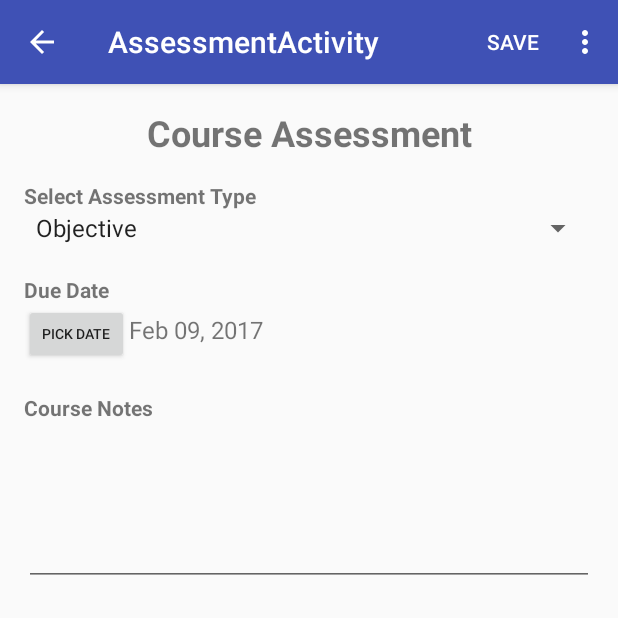
After one commit to hreid3/-wgu-mobile-app, an Android app: the AssessmentActivity screen opened directly, with no data from a screen before it, on a phone screen of 412 x 824 dp, the top half of it. The commit adds this screen. Run offline under Robolectric (Android 15) with nearby library versions, the phone set to English and light mode, and no system bars; libraries missing offline, so code that uses them is left out: com.j256.ormlite; 1 statement that could not run was skipped.

Commit message:
assessments saving

```diff
--- /dev/null
+++ b/app/src/main/java/edu/wgu/hreid6/wgugo/AssessmentActivity.java
@@ -0,0 +1,170 @@
+package edu.wgu.hreid6.wgugo;
+
+import android.content.Intent;
+import android.os.Bundle;
+import android.support.design.widget.FloatingActionButton;
+import android.support.design.widget.Snackbar;
+import android.support.v7.widget.Toolbar;
+import android.view.Menu;
+import android.view.MenuItem;
+import android.view.ViewGroup;
+import android.widget.ArrayAdapter;
+import android.widget.EditText;
+import android.widget.Spinner;
+import android.widget.TextView;
+
+import java.sql.SQLException;
+import java.util.Calendar;
+
+import edu.wgu.hreid6.wgugo.data.model.Assessment;
+import edu.wgu.hreid6.wgugo.data.model.Course;
+import edu.wgu.hreid6.wgugo.data.model.Graduate;
+
+import static android.util.Log.e;
+import static android.util.Log.i;
+import static edu.wgu.hreid6.wgugo.FormHelper.getDateFromTextView;
+import static edu.wgu.hreid6.wgugo.FormHelper.getDisplayDate;
+
+public class AssessmentActivity extends BaseAndroidActivity {
+
+    private ViewGroup viewGroup;
+
+    @Override
+    protected void onCreate(Bundle savedInstanceState) {
+        super.onCreate(savedInstanceState);
+        setContentView(R.layout.activity_assessment);
+        this.viewGroup = (ViewGroup) findViewById(R.id.layout_content_assessment);
+
+        Toolbar toolbar = (Toolbar) findViewById(R.id.toolbar);
+        setSupportActionBar(toolbar);
+
+        FloatingActionButton fab = (FloatingActionButton) findViewById(R.id.fab);
+        getSupportActionBar().setDisplayHomeAsUpEnabled(true);
+
+        Spinner statuses = (Spinner) findViewById(R.id.fld_assessment_type);
+        ArrayAdapter<Assessment.TYPE> adapter =new ArrayAdapter<>(this, android.R.layout.simple_spinner_item, Assessment.TYPE.values());
+        adapter.setDropDownViewResource(android.R.layout.simple_spinner_dropdown_item);
+        statuses.setAdapter(adapter);
+        final Calendar c = Calendar.getInstance();
+        int year = c.get(Calendar.YEAR);
+        int month = c.get(Calendar.MONTH);
+        int day = c.get(Calendar.DAY_OF_MONTH);
+
+        ((TextView)findViewById(R.id.ro_due_date)).setText(getDisplayDate(year, month, day));
+
+        Integer assessmentId = getIntent().getIntExtra(ASSESSMENT_ID, -1);
+        if (!(assessmentId < 0)) {
+            Assessment assessment = null;
+            try {
+                assessment = assessmentDao.getById(assessmentId);
+            } catch (SQLException e) {
+                e(getLocalClassName(), "no assessment with id " + assessmentId, e);
+            }
+            if (assessment != null) {
+                TextView textView = (TextView)findViewById(R.id.id_assessment);
+                textView.setText(assessmentId.toString());
+                TextView dueDate = (TextView) findViewById(R.id.ro_due_date);
+                TextView assessmentsNotes = (EditText) findViewById(R.id.fld_notes);
+
+                assessmentsNotes.setText(assessment.getNotes() != null ? assessment.getNotes() : "");
+
+                if (assessment.getDueDate() != null) {
+                    dueDate.setText(getDisplayDate(assessment.getDueDate()));
+                }
+                for(int i=0; i < Assessment.TYPE.values().length; i++) {
+                    if (assessment.getType() == Assessment.TYPE.values()[i]) {
+                        statuses.setSelection(i, true);
+                        break;
+                    }
+                }
+            }
+        }
+    }
+    @Override
+    public boolean onCreateOptionsMenu(Menu menu) {
+        // Inflate the menu; this addsc items to the action bar if it is present.
+        getMenuInflater().inflate(R.menu.menu_main, menu);
+        menu.add(0, MENU_ITEM_SAVE_ASSESSMENT, 100, R.string.save);
+        menu.findItem(MENU_ITEM_SAVE_ASSESSMENT).setShowAsAction(MenuItem.SHOW_AS_ACTION_ALWAYS | MenuItem.SHOW_AS_ACTION_WITH_TEXT);
+        return super.onCreateOptionsMenu(menu);
+    }
+
+    @Override
+    public void onBackPressed() {
+        // your code.
+        super.onBackPressed();
+        Intent intent = new Intent(this, CourseDetailActivity.class);
+        Integer i = getIntent().getIntExtra(COURSE_ID, -1);
+        intent.putExtra(COURSE_ID, i);
+        startActivity(intent);
+        finish();
+    }
+
+    @Override
+    public boolean onOptionsItemSelected(MenuItem item) {
+        // Handle action bar item clicks here. The action bar will
+        // automatically handle clicks on the Home/Up button, so long
+        // as you specify a parent activity in AndroidManifest.xml.
+
+        int id = item.getItemId();
+        Intent intent = new Intent(this, CourseDetailActivity.class);
+        switch (id) {
+            case android.R.id.home:
+                Integer i = getIntent().getIntExtra(COURSE_ID, -1);
+                intent.putExtra(COURSE_ID, i);
+                startActivity(intent);
+                return true;
+            case MENU_ITEM_SAVE_ASSESSMENT:
+                Snackbar.make(getViewGroup(), "Saving...", Snackbar.LENGTH_LONG).setAction("Action", null).show(); // Progress
+                // Validate form
+                try {
+                    // Title cannot be empty
+                    // Start Date and End dates cannot be empty
+                    // End must not be less than start date
+                    // Course mentor cannot be null
+                    TextView dueDate = (TextView) viewGroup.findViewById(R.id.ro_due_date);
+                    Spinner type = (Spinner) viewGroup.findViewById(R.id.fld_assessment_type);
+                    EditText notes = (EditText) viewGroup.findViewById(R.id.fld_notes);
+
+                    if (true) {
+//                        Graduate graduate = getGraduate();
+                        Course course = courseDao.getById(getIntent().getIntExtra(COURSE_ID, -1));
+                        Assessment assessment = null;
+                        TextView anIdFld = (TextView)viewGroup.findViewById(R.id.id_assessment);
+                        if ( anIdFld != null && anIdFld.getText() != null && anIdFld.getText().toString().length() > 0) {
+                            assessment = assessmentDao.getById(Integer.parseInt(anIdFld.getText().toString()));
+                        } else {
+                            assessment = new Assessment();
+                        }
+                        assessment.setDueDate(getDateFromTextView(dueDate));
+                        if (notes.getText() != null && notes.getText().length() > 0) {
+                            course.setCourseNotes(notes.getText().toString());
+                        }
+
+                        assessment.setType((Assessment.TYPE)type.getSelectedItem());
+                        assessment.setCourse(course);
+
+                        if (assessmentDao.createOrUpdate(assessment)) {
+                            i(getLocalClassName(), "create or update for assessment success:  " + course.getTitle());
+                            saySomething("Course successfully saved.");
+                            intent.putExtra(COURSE_ID, course.getId());
+                            intent.putExtra(ASSESSMENT_ID, assessment.getId());
+                            startActivity(intent);
+                        }
+                    } else {
+                        return false;
+                    }
+                } catch (Exception ex) {
+                    e(getLocalClassName(), "Could not create or update course", ex);
+                }
+                return true;
+            default:
+                return super.onOptionsItemSelected(item);
+        }
+    }
+
+    @Override
+    protected ViewGroup getViewGroup() {
+        return viewGroup;
+    }
+}
--- a/app/src/main/java/edu/wgu/hreid6/wgugo/BaseAndroidActivity.java
+++ b/app/src/main/java/edu/wgu/hreid6/wgugo/BaseAndroidActivity.java
@@ -24,6 +24,7 @@ import java.util.Calendar;
 
 import javax.inject.Inject;
 
+import edu.wgu.hreid6.wgugo.data.dao.AssessmentDao;
 import edu.wgu.hreid6.wgugo.data.dao.CourseDao;
 import edu.wgu.hreid6.wgugo.data.dao.GraduateDao;
 import edu.wgu.hreid6.wgugo.data.dao.TermDao;
@@ -47,9 +48,13 @@ abstract class BaseAndroidActivity extends AppCompatActivity implements DatePick
     protected static final int MENU_ITEM_SAVE_TERM = 0x3010;
 
     protected static final int MENU_ITEM_SAVE_PROFILE = 0x4000;
+    protected static final int MENU_ITEM_SAVE_ASSESSMENT = 0x5000;
+    protected static final int MENU_ITEM_ASSESSMENT = 0x5010;
 
     public static final String COURSE_ID = "courseId";
     public static final String TERM_ID = "termId";
+    public static final String ASSESSMENT_ID = "assessmentId";
+
     protected int openedDateDialogId; // shucks we have to keep more state.
 
     CourseDao courseDao; // I do not like each instance getting a copy of an dio
@@ -57,6 +62,8 @@ abstract class BaseAndroidActivity extends AppCompatActivity implements DatePick
     TermDao termDao; // I do not like this
 
     GraduateDao graduateDao;
+
+    AssessmentDao assessmentDao;
 
     public BaseAndroidActivity() {
     }
@@ -71,6 +78,9 @@ abstract class BaseAndroidActivity extends AppCompatActivity implements DatePick
         }
         if (graduateDao == null) {
             graduateDao = new GraduateDao(this);
+        }
+        if (assessmentDao == null) {
+            assessmentDao = new AssessmentDao(this);
         }
         super.onCreate(savedInstanceState);
     }
@@ -169,7 +179,9 @@ abstract class BaseAndroidActivity extends AppCompatActivity implements DatePick
             case R.id.btn_end_date_button:
                 ((TextView)findViewById(R.id.ro_end_date)).setText(dateString);
                 break;
-
+            case R.id.btn_due_date_button:
+                ((TextView)findViewById(R.id.ro_due_date)).setText(dateString);
+                break;
         }
         openedDateDialogId = 0;
     }
--- a/app/src/main/java/edu/wgu/hreid6/wgugo/CoursesLandingActivity.java
+++ b/app/src/main/java/edu/wgu/hreid6/wgugo/CoursesLandingActivity.java
@@ -87,7 +87,8 @@ public class CoursesLandingActivity extends BaseAndroidActivity  implements Adap
         int id = item.getItemId();
         switch (id) {
             case MENU_ITEM_ADD_COURSE:
-                startActivity(new Intent(this, CourseDetailActivity.class));
+                Intent intent = new Intent(this, CourseDetailActivity.class);
+                startActivity(intent);
             default:
                 return super.onOptionsItemSelected(item);
         }
--- a/app/src/main/java/edu/wgu/hreid6/wgugo/data/model/Assessment.java
+++ b/app/src/main/java/edu/wgu/hreid6/wgugo/data/model/Assessment.java
@@ -4,7 +4,9 @@ import com.j256.ormlite.field.DataType;
 import com.j256.ormlite.field.DatabaseField;
 import com.j256.ormlite.table.DatabaseTable;
 
+import java.util.ArrayList;
 import java.util.Date;
+import java.util.List;
 
 /**
  * Created by hreid on 2/3/17.
@@ -17,24 +19,36 @@ public class Assessment {
     public final static String colDueDate = "due_date";
     public final static String colNotes = "notes";
     public final static String colNotify = "notify";
+    public final static String colPhotopaths = "photopaths";
 
     public final static String colCourseId = "course_id";
 
     public enum TYPE {
-        PERFORMANCE, OBJECTIVE
+        OBJECTIVE("Objective"), PERFORMANCE("Performance");
+        private final String stringValue;
+        private TYPE(final String s) {
+            stringValue = s;
+        }
+        public String toString() {
+            return stringValue;
+        }
+
     }
 
     @DatabaseField(generatedId = true, columnName = colId)
     private Integer id;
 
     @DatabaseField(canBeNull = false, dataType = DataType.ENUM_STRING, columnName = colType)
-    private TYPE type;
+    private TYPE type = TYPE.OBJECTIVE;
 
     @DatabaseField(canBeNull = false, dataType = DataType.DATE_STRING, columnName = colDueDate)
     private Date dueDate;
 
     @DatabaseField(width = 4096, columnName = colNotes)
     private String notes;
+
+//    @DatabaseField(width = 4096, columnName = colPhotopaths)
+    private String photoPaths;
 
     @DatabaseField(columnName = colNotify)
     private boolean notify;
@@ -47,7 +61,6 @@ public class Assessment {
     public Assessment() {
         this.course = new Course();
     }
-
 
     public Integer getId() {
         return id;
@@ -97,6 +110,20 @@ public class Assessment {
         this.course = course;
     }
 
+    public List<String> getFilePaths() {
+        // Need JSON
+        return null;
+    }
+
+    public void addFilePath(String path) {
+        List<String> paths = getFilePaths();
+        if (path == null) {
+            paths = new ArrayList<>();
+        }
+        paths.add(path);
+        // Need JSON
+    }
+
     @Override
     public boolean equals(Object o) {
         if (this == o) return true;
--- /dev/null
+++ b/app/src/main/res/layout/activity_assessment.xml
@@ -0,0 +1,24 @@
+<?xml version="1.0" encoding="utf-8"?>
+<android.support.design.widget.CoordinatorLayout xmlns:android="http://schemas.android.com/apk/res/android"
+    xmlns:app="http://schemas.android.com/apk/res-auto"
+    xmlns:tools="http://schemas.android.com/tools"
+    android:layout_width="match_parent"
+    android:layout_height="match_parent"
+    android:fitsSystemWindows="true"
+    tools:context="edu.wgu.hreid6.wgugo.AssessmentActivity">
+
+    <android.support.design.widget.AppBarLayout
+        android:layout_width="match_parent"
+        android:layout_height="wrap_content"
+        android:theme="@style/AppTheme.AppBarOverlay">
+
+        <android.support.v7.widget.Toolbar
+            android:id="@+id/toolbar"
+            android:layout_width="match_parent"
+            android:layout_height="?attr/actionBarSize"
+            android:background="?attr/colorPrimary"
+            app:popupTheme="@style/AppTheme.PopupOverlay" />
+
+    </android.support.design.widget.AppBarLayout>
+    <include layout="@layout/content_assessment" />
+</android.support.design.widget.CoordinatorLayout>
--- /dev/null
+++ b/app/src/main/res/layout/content_assessment.xml
@@ -0,0 +1,126 @@
+<?xml version="1.0" encoding="utf-8"?>
+<RelativeLayout xmlns:android="http://schemas.android.com/apk/res/android"
+    xmlns:app="http://schemas.android.com/apk/res-auto"
+    xmlns:tools="http://schemas.android.com/tools"
+    android:id="@+id/layout_content_assessment"
+    android:layout_width="match_parent"
+    android:layout_height="match_parent"
+    android:paddingBottom="@dimen/activity_vertical_margin"
+    android:paddingLeft="@dimen/activity_horizontal_margin"
+    android:paddingRight="@dimen/activity_horizontal_margin"
+    android:paddingTop="@dimen/activity_vertical_margin"
+    app:layout_behavior="@string/appbar_scrolling_view_behavior"
+    tools:context="edu.wgu.hreid6.wgugo.AssessmentActivity"
+    tools:showIn="@layout/activity_assessment"
+    android:descendantFocusability="beforeDescendants"
+    android:focusableInTouchMode="true"
+    >
+
+    <TextView
+        android:id="@+id/about_header"
+        style="@style/pageHeader"
+        android:layout_width="match_parent"
+        android:layout_height="wrap_content"
+        android:text="Course Assessment" />
+
+    <ScrollView
+        android:layout_width="match_parent"
+        android:layout_height="match_parent"
+        android:layout_below="@id/about_header">
+
+        <LinearLayout
+            android:layout_width="match_parent"
+            android:layout_height="wrap_content"
+            android:orientation="vertical">
+
+            <LinearLayout
+                android:id="@+id/fld_group_status"
+                style="@style/fldGroup">
+
+                <TextView
+                    android:id="@+id/lbl_assessment_type"
+                    style="@style/wguFormLabel"
+                    android:text="Select Assessment Type"
+                    android:layout_width="match_parent"
+                    android:layout_height="wrap_content"/>
+
+                <Spinner
+                    android:id="@+id/fld_assessment_type"
+                    android:layout_width="match_parent"
+                    android:layout_height="wrap_content"
+                    android:layout_below="@+id/lbl_assessment_type" />
+
+                <TextView
+                    android:id="@+id/fld_msg_assessment_type"
+                    style="@style/wguFormMessage"
+                    android:text="" />
+            </LinearLayout>
+
+            <LinearLayout
+                android:id="@+id/fld_group_due_date"
+                style="@style/fldGroup"
+                android:layout_width="match_parent"
+                android:layout_weight="0.5">
+
+                <TextView
+                    android:id="@+id/lbl_due_date"
+                    style="@style/wguFormLabel"
+                    android:text="Due Date" />
+
+                <LinearLayout
+                    android:layout_width="match_parent"
+                    android:layout_height="wrap_content"
+                    android:baselineAligned="true"
+                    android:orientation="horizontal">
+
+                    <Button
+                        android:id="@+id/btn_due_date_button"
+                        android:layout_width="70dp"
+                        android:layout_height="40dp"
+                        android:layout_marginLeft="0dp"
+                        android:onClick="showDatePickerDialog"
+                        android:text="Pick Date"
+                        android:textSize="9sp" />
+
+                    <TextView
+                        android:id="@+id/ro_due_date"
+                        android:layout_width="wrap_content"
+                        android:layout_height="wrap_content"
+                        android:text="Jan 1, 2015"
+                        android:textSize="16sp" />
+                </LinearLayout>
+                <TextView
+                    android:id="@+id/fld_msg_due_date"
+                    style="@style/wguFormMessage"
+                    android:text="" />
+            </LinearLayout>
+            <LinearLayout
+                android:id="@+id/fld_group_notes"
+                style="@style/fldGroup">
+                <TextView
+                    android:id="@+id/lbl_notes"
+                    style="@style/wguFormLabel"
+                    android:text="Course Notes" />
+                <EditText
+                    android:id="@+id/fld_notes"
+                    style="@style/wguTextField"
+                    android:inputType="textMultiLine"
+                    android:lines="4"
+                    android:maxLines="4"
+                    android:gravity="top|left"
+                    />
+                <TextView
+                    android:id="@+id/fld_msg_notes"
+                    style="@style/wguFormMessage"
+                    android:text="" />
+            </LinearLayout>
+        </LinearLayout>
+    </ScrollView>
+    <TextView
+        android:id="@+id/id_assessment"
+        android:layout_width="0dp"
+        android:layout_height="0dp"
+        android:text=""
+        android:visibility="gone" />
+
+</RelativeLayout>
--- a/app/src/main/res/layout/content_course_detail.xml
+++ b/app/src/main/res/layout/content_course_detail.xml
@@ -12,7 +12,10 @@
     android:paddingTop="@dimen/activity_vertical_margin"
     app:layout_behavior="@string/appbar_scrolling_view_behavior"
     tools:context="edu.wgu.hreid6.wgugo.CourseDetailActivity"
-    tools:showIn="@layout/activity_course_detail">
+    tools:showIn="@layout/activity_course_detail"
+    android:descendantFocusability="beforeDescendants"
+    android:focusableInTouchMode="true"
+    >
 
     <TextView
         android:id="@+id/profile_header"
--- a/app/src/main/res/layout/content_courses_landing.xml
+++ b/app/src/main/res/layout/content_courses_landing.xml
@@ -19,7 +19,7 @@
         android:layout_width="match_parent"
         android:layout_height="wrap_content"
         android:layout_marginBottom="@dimen/activity_vertical_margin"
-        android:text="@string/course" />
+        android:text="@string/title_activity_courses_landing" />
 
     <LinearLayout
         android:id="@+id/fld_group_course_title"
@@ -32,6 +32,6 @@
             android:layout_height="wrap_content"
             android:layout_alignParentLeft="true"
             android:layout_alignParentStart="true"
-        android:layout_alignParentTop="true"/>
+            android:layout_alignParentTop="true" />
     </LinearLayout>
 </RelativeLayout>
--- a/app/src/main/res/layout/content_term_detail.xml
+++ b/app/src/main/res/layout/content_term_detail.xml
@@ -11,7 +11,9 @@
     android:paddingTop="@dimen/activity_vertical_margin"
     app:layout_behavior="@string/appbar_scrolling_view_behavior"
     tools:context="edu.wgu.hreid6.wgugo.TermDetailActivity"
-    tools:showIn="@layout/activity_term_detail">
+    tools:showIn="@layout/activity_term_detail"
+    android:descendantFocusability="beforeDescendants"
+    android:focusableInTouchMode="true">
 
     <TextView
         android:id="@+id/profile_header"
--- a/app/src/main/res/values/strings.xml
+++ b/app/src/main/res/values/strings.xml
@@ -29,4 +29,5 @@ Proin tincidunt vitae neque a semper. Pellentesque fermentum metus euismod sodal
     <string name="course_mentor">Course Mentor</string>
     <string name="status">Status</string>
     <string name="term">Term</string>
+    <string name="title_activity_assessment">AssessmentActivity</string>
 </resources>
--- a/app/src/main/res/values/styles.xml
+++ b/app/src/main/res/values/styles.xml
@@ -52,6 +52,7 @@
     <style name="fldGroup.error" parent="fldGroup">
         <item name="android:textColor">@color/errorMessage</item>
     </style>
+
     <style name="wguTextField">
         <item name="android:layout_width">match_parent</item>
         <item name="android:layout_height">wrap_content</item>
```
Also changed, not shown: app/src/main/AndroidManifest.xml (+9 -0 lines), app/src/main/java/edu/wgu/hreid6/wgugo/CourseDetailActivity.java (+18 -3 lines), app/src/main/java/edu/wgu/hreid6/wgugo/data/dao/AssessmentDao.java (added, +42 -0 lines). Lines whose indentation alone changed are shown as unchanged.
